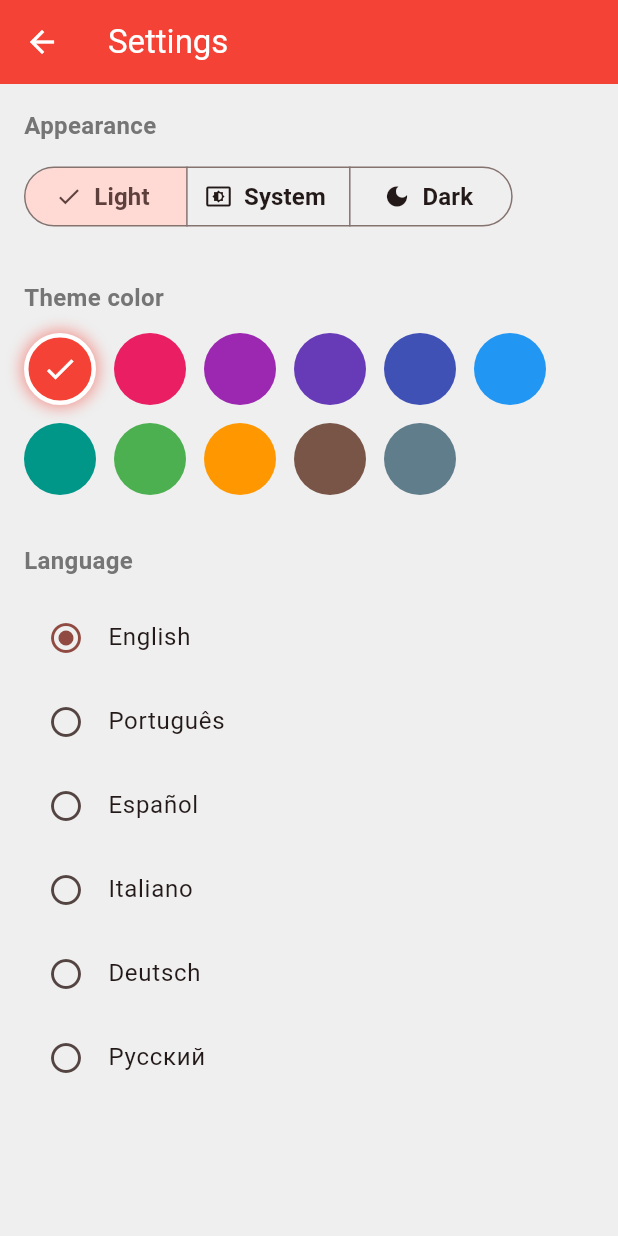
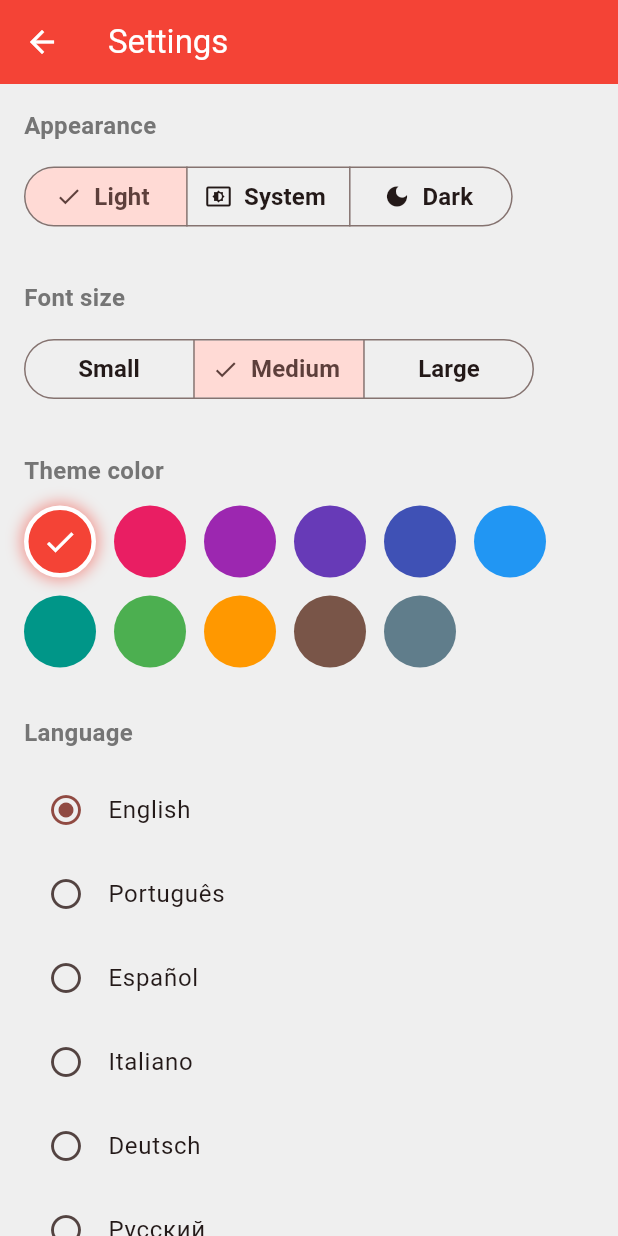
Before and after one commit to aismaniotto/recipe_book_app, a Flutter app: the SettingsPage screen opened by its route, after a tap on "Light", on a phone screen of 412 x 824 dp. Run offline on Flutter 3.47's test engine with Material 3 defaults, Android fonts, the phone set to English and light mode, and no system bars; our stand-ins replace dartz, device_info_plus, easy_localization, firebase_analytics, firebase_core, firebase_crashlytics and 8 more; accounts and stored records are empty; generated files the repository leaves out were written again.

Commit message:
feat: add font size setting with small/medium/large options

```diff
--- a/assets/lang/de.json
+++ b/assets/lang/de.json
@@ -90,5 +90,9 @@
   "settings_dark_mode": "Erscheinungsbild",
   "settings_dark_mode_light": "Hell",
   "settings_dark_mode_dark": "Dunkel",
-  "settings_dark_mode_system": "System"
+  "settings_dark_mode_system": "System",
+  "settings_font_size": "Schriftgröße",
+  "settings_font_small": "Klein",
+  "settings_font_medium": "Mittel",
+  "settings_font_large": "Groß"
 }
--- a/assets/lang/en.json
+++ b/assets/lang/en.json
@@ -90,5 +90,9 @@
   "settings_dark_mode": "Appearance",
   "settings_dark_mode_light": "Light",
   "settings_dark_mode_dark": "Dark",
-  "settings_dark_mode_system": "System"
+  "settings_dark_mode_system": "System",
+  "settings_font_size": "Font size",
+  "settings_font_small": "Small",
+  "settings_font_medium": "Medium",
+  "settings_font_large": "Large"
 }
--- a/assets/lang/es.json
+++ b/assets/lang/es.json
@@ -90,5 +90,9 @@
   "settings_dark_mode": "Apariencia",
   "settings_dark_mode_light": "Claro",
   "settings_dark_mode_dark": "Oscuro",
-  "settings_dark_mode_system": "Sistema"
+  "settings_dark_mode_system": "Sistema",
+  "settings_font_size": "Tamaño de fuente",
+  "settings_font_small": "Pequeño",
+  "settings_font_medium": "Mediano",
+  "settings_font_large": "Grande"
 }
--- a/assets/lang/it.json
+++ b/assets/lang/it.json
@@ -90,5 +90,9 @@
   "settings_dark_mode": "Aspetto",
   "settings_dark_mode_light": "Chiaro",
   "settings_dark_mode_dark": "Scuro",
-  "settings_dark_mode_system": "Sistema"
+  "settings_dark_mode_system": "Sistema",
+  "settings_font_size": "Dimensione del testo",
+  "settings_font_small": "Piccolo",
+  "settings_font_medium": "Medio",
+  "settings_font_large": "Grande"
 }
--- a/assets/lang/pt.json
+++ b/assets/lang/pt.json
@@ -90,5 +90,9 @@
   "settings_dark_mode": "Aparência",
   "settings_dark_mode_light": "Claro",
   "settings_dark_mode_dark": "Escuro",
-  "settings_dark_mode_system": "Sistema"
+  "settings_dark_mode_system": "Sistema",
+  "settings_font_size": "Tamanho da fonte",
+  "settings_font_small": "Pequeno",
+  "settings_font_medium": "Médio",
+  "settings_font_large": "Grande"
 }
--- a/assets/lang/ru.json
+++ b/assets/lang/ru.json
@@ -90,5 +90,9 @@
   "settings_dark_mode": "Оформление",
   "settings_dark_mode_light": "Светлая",
   "settings_dark_mode_dark": "Тёмная",
-  "settings_dark_mode_system": "Системная"
+  "settings_dark_mode_system": "Системная",
+  "settings_font_size": "Размер шрифта",
+  "settings_font_small": "Маленький",
+  "settings_font_medium": "Средний",
+  "settings_font_large": "Большой"
 }
--- a/lib/core/theme/app_theme.dart
+++ b/lib/core/theme/app_theme.dart
@@ -3,7 +3,28 @@ import 'package:recipe_book_app/core/theme/app_text_styles.dart';
 import 'package:recipe_book_app/core/theme/color_set.dart';
 
 class AppTheme {
-  static ThemeData light({Color? primaryColor}) {
+  static TextTheme _scaledTextTheme(double scale) {
+    return TextTheme(
+      headlineLarge: AppTextStyles.headline1.copyWith(
+          fontSize: AppTextStyles.headline1.fontSize! * scale),
+      headlineMedium: AppTextStyles.headline2.copyWith(
+          fontSize: AppTextStyles.headline2.fontSize! * scale),
+      headlineSmall: AppTextStyles.headline3.copyWith(
+          fontSize: AppTextStyles.headline3.fontSize! * scale),
+      bodyLarge: AppTextStyles.body.copyWith(
+          fontSize: AppTextStyles.body.fontSize! * scale),
+      bodyMedium: AppTextStyles.body.copyWith(
+          fontSize: AppTextStyles.body.fontSize! * scale),
+      bodySmall: AppTextStyles.bodySmall.copyWith(
+          fontSize: AppTextStyles.bodySmall.fontSize! * scale),
+      labelLarge: AppTextStyles.label.copyWith(
+          fontSize: AppTextStyles.label.fontSize! * scale),
+      labelSmall: AppTextStyles.caption.copyWith(
+          fontSize: AppTextStyles.caption.fontSize! * scale),
+    );
+  }
+
+  static ThemeData light({Color? primaryColor, double fontScale = 1.0}) {
     final primary = primaryColor ?? ColorSet.primary;
 
     return ThemeData(
@@ -32,20 +53,11 @@ class AppTheme {
       inputDecorationTheme: InputDecorationTheme(
         border: UnderlineInputBorder(),
       ),
-      textTheme: TextTheme(
-        headlineLarge: AppTextStyles.headline1,
-        headlineMedium: AppTextStyles.headline2,
-        headlineSmall: AppTextStyles.headline3,
-        bodyLarge: AppTextStyles.body,
-        bodyMedium: AppTextStyles.body,
-        bodySmall: AppTextStyles.bodySmall,
-        labelLarge: AppTextStyles.label,
-        labelSmall: AppTextStyles.caption,
-      ),
+      textTheme: _scaledTextTheme(fontScale),
     );
   }
 
-  static ThemeData dark({Color? primaryColor}) {
+  static ThemeData dark({Color? primaryColor, double fontScale = 1.0}) {
     final primary = primaryColor ?? ColorSet.primary;
 
     return ThemeData(
@@ -73,6 +85,7 @@ class AppTheme {
       inputDecorationTheme: InputDecorationTheme(
         border: UnderlineInputBorder(),
       ),
+      textTheme: _scaledTextTheme(fontScale),
     );
   }
 }
--- a/lib/features/settings/presentation/pages/settings_page.dart
+++ b/lib/features/settings/presentation/pages/settings_page.dart
@@ -44,6 +44,30 @@ class SettingsPage extends StatelessWidget {
                 selected: {store.themeMode},
                 onSelectionChanged: (selection) =>
                     store.setThemeMode(selection.first),
+              ),
+            ),
+            SizedBox(height: 32),
+            _SectionTitle(LocaleKeys.settings_font_size.tr()),
+            SizedBox(height: 12),
+            Observer(
+              builder: (_) => SegmentedButton<FontScale>(
+                segments: [
+                  ButtonSegment(
+                    value: FontScale.small,
+                    label: Text(LocaleKeys.settings_font_small.tr()),
+                  ),
+                  ButtonSegment(
+                    value: FontScale.medium,
+                    label: Text(LocaleKeys.settings_font_medium.tr()),
+                  ),
+                  ButtonSegment(
+                    value: FontScale.large,
+                    label: Text(LocaleKeys.settings_font_large.tr()),
+                  ),
+                ],
+                selected: {store.fontScale},
+                onSelectionChanged: (selection) =>
+                    store.setFontScale(selection.first),
               ),
             ),
             SizedBox(height: 32),
--- a/lib/features/settings/presentation/stores/settings_store.dart
+++ b/lib/features/settings/presentation/stores/settings_store.dart
@@ -3,6 +3,15 @@ import 'package:mobx/mobx.dart';
 import 'package:shared_preferences/shared_preferences.dart';
 
 part 'settings_store.g.dart';
+
+enum FontScale {
+  small(0.85),
+  medium(1.0),
+  large(1.2);
+
+  final double value;
+  const FontScale(this.value);
+}
 
 const List<Color> availableThemeColors = [
   Colors.red,
@@ -25,12 +34,16 @@ class SettingsStore extends _SettingsStore with _$SettingsStore {
 abstract class _SettingsStore with Store {
   static const _themeColorKey = 'theme_color';
   static const _themeModeKey = 'theme_mode';
+  static const _fontScaleKey = 'font_scale';
 
   @observable
   Color themeColor = Colors.red;
 
   @observable
   ThemeMode themeMode = ThemeMode.system;
+
+  @observable
+  FontScale fontScale = FontScale.medium;
 
   @action
   Future<void> loadSettings() async {
@@ -42,6 +55,10 @@ abstract class _SettingsStore with Store {
     final modeIndex = prefs.getInt(_themeModeKey);
     if (modeIndex != null) {
       themeMode = ThemeMode.values[modeIndex];
+    }
+    final scaleIndex = prefs.getInt(_fontScaleKey);
+    if (scaleIndex != null) {
+      fontScale = FontScale.values[scaleIndex];
     }
   }
 
@@ -58,4 +75,11 @@ abstract class _SettingsStore with Store {
     final prefs = await SharedPreferences.getInstance();
     await prefs.setInt(_themeModeKey, mode.index);
   }
+
+  @action
+  Future<void> setFontScale(FontScale scale) async {
+    fontScale = scale;
+    final prefs = await SharedPreferences.getInstance();
+    await prefs.setInt(_fontScaleKey, scale.index);
+  }
 }
--- a/lib/main.dart
+++ b/lib/main.dart
@@ -45,8 +45,8 @@ class MyApp extends StatelessWidget {
         navigatorKey: ioc.ioc<NavigationService>().navigatorKey,
         onGenerateRoute: app_router.Router.generateRoute,
         title: LocaleKeys.recipe_book.tr(),
-        theme: AppTheme.light(primaryColor: settingsStore.themeColor),
-        darkTheme: AppTheme.dark(primaryColor: settingsStore.themeColor),
+        theme: AppTheme.light(primaryColor: settingsStore.themeColor, fontScale: settingsStore.fontScale.value),
+        darkTheme: AppTheme.dark(primaryColor: settingsStore.themeColor, fontScale: settingsStore.fontScale.value),
         themeMode: settingsStore.themeMode,
         localizationsDelegates: context.localizationDelegates,
         supportedLocales: context.supportedLocales,
```
Also changed, not shown: lib/core/localization_generated/codegen_loader.g.dart, lib/core/localization_generated/locale_keys.g.dart, lib/features/settings/presentation/stores/settings_store.g.dart, 2 other files.
